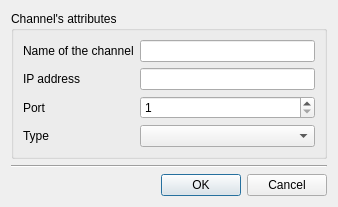
First picture: the form in Globe/Core/channel_attributes.ui, repository igormironchik/globe-como, before the edit.
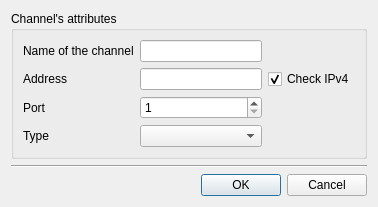
Second picture: the form after the edit.

Commit message: Added way to disable IPv4 check in channel attributes.

```diff
--- a/Globe/Core/channel_attributes.ui
+++ b/Globe/Core/channel_attributes.ui
@@ -6,7 +6,7 @@
    <rect>
     <x>0</x>
     <y>0</y>
-    <width>338</width>
+    <width>378</width>
     <height>195</height>
    </rect>
   </property>
@@ -35,13 +35,23 @@
         <item row="1" column="0">
          <widget class="QLabel" name="label_2">
           <property name="text">
-           <string>IP address</string>
+           <string>Address</string>
           </property>
          </widget>
         </item>
         <item row="1" column="1">
          <widget class="QLineEdit" name="m_ip"/>
         </item>
+        <item row="1" column="2">
+         <widget class="QCheckBox" name="m_checkIPv4">
+          <property name="text">
+           <string>Check IPv4</string>
+          </property>
+          <property name="checked">
+           <bool>true</bool>
+          </property>
+         </widget>
+        </item>
         <item row="2" column="0">
          <widget class="QLabel" name="label_3">
           <property name="text">
```
The commit also changes 4 other files.
